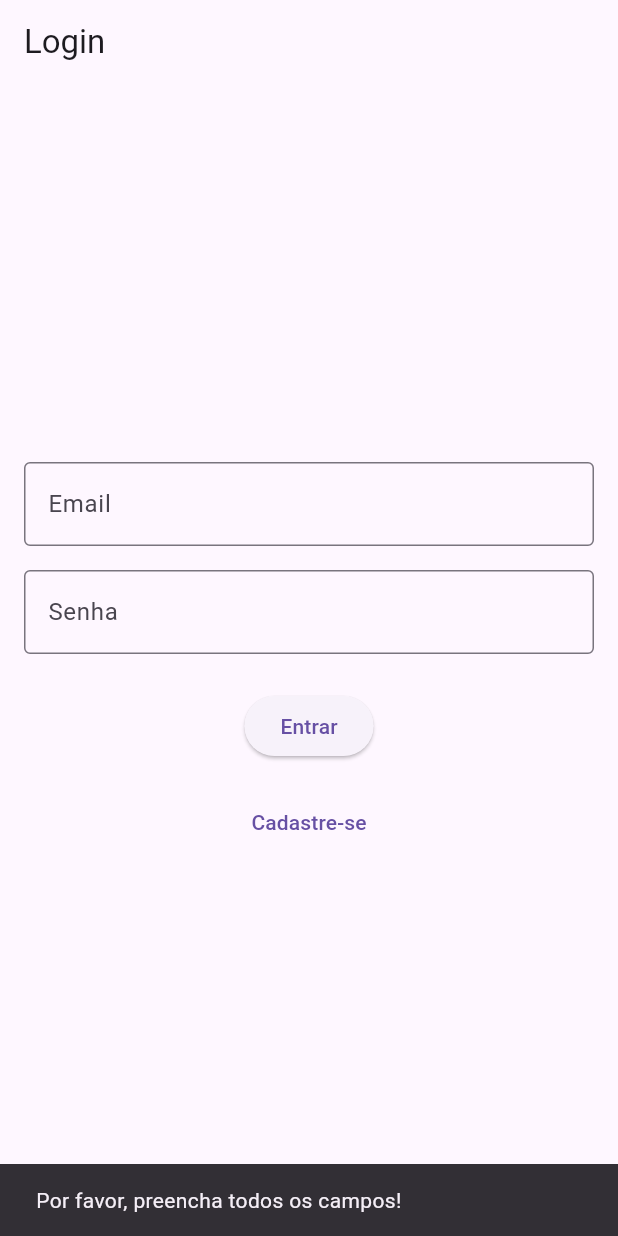
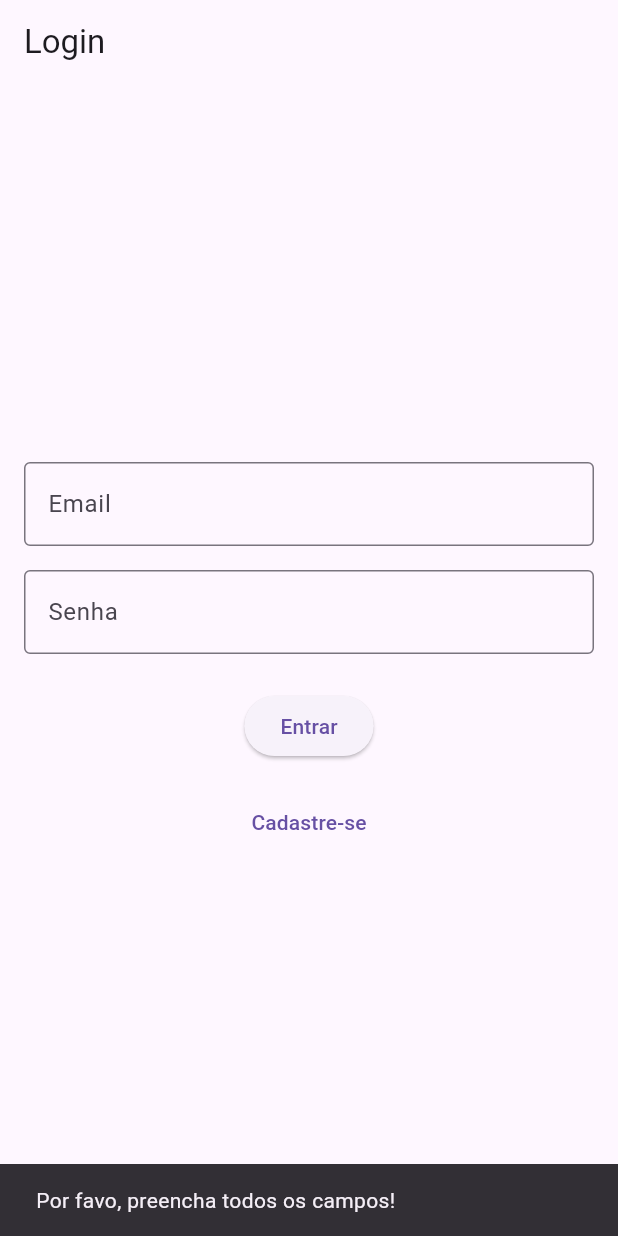
Before and after one commit to Guilherme-s-c/ControlBank, a Flutter app: the screen it shows after launch, after a tap on "Entrar", on a phone screen of 412 x 824 dp. Run offline on Flutter 3.47's test engine with Material 3 defaults, Android fonts, the phone set to English and light mode, and no system bars; our stand-ins replace fl_chart, mask_text_input_formatter.

Commit message:
Alteração de nome

```diff
--- a/gastos/lib/login.dart
+++ b/gastos/lib/login.dart
@@ -23,7 +23,7 @@ class _LoginScreenState extends State<LoginScreen> {
     // Verifica se os campos estão vazios
     if (email.isEmpty || senha.isEmpty) {
       ScaffoldMessenger.of(context).showSnackBar(
-        const SnackBar(content: Text('Por favor, preencha todos os campos!')),
+        const SnackBar(content: Text('Por favo, preencha todos os campos!')),
       );
       return;
     }
```
